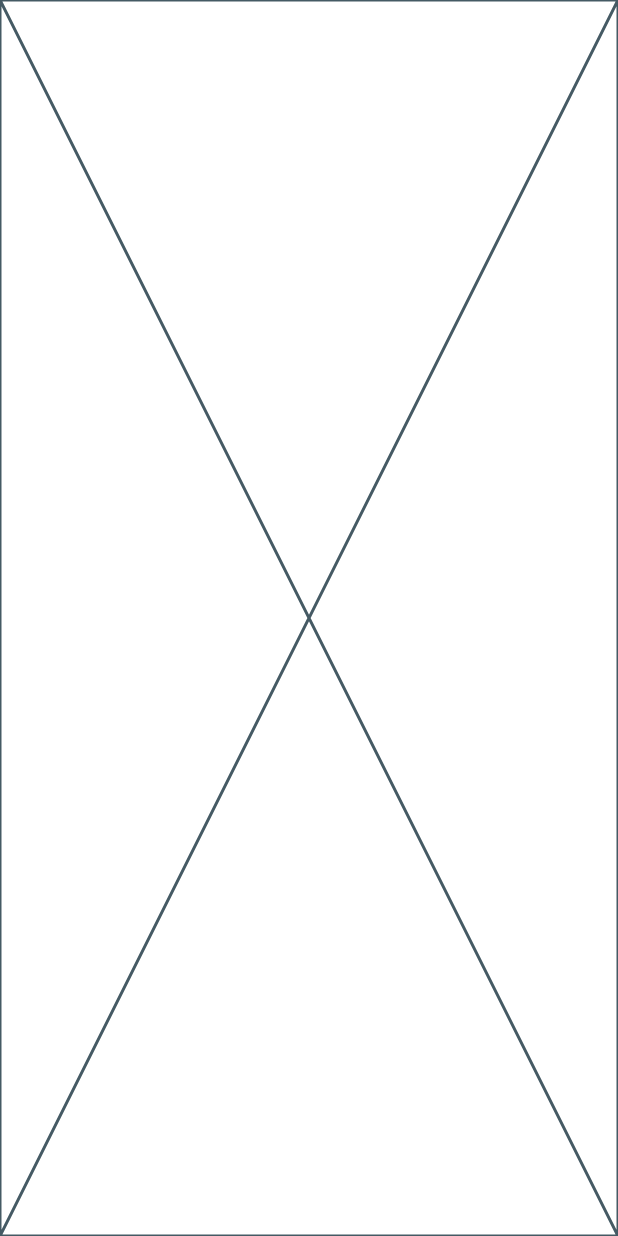
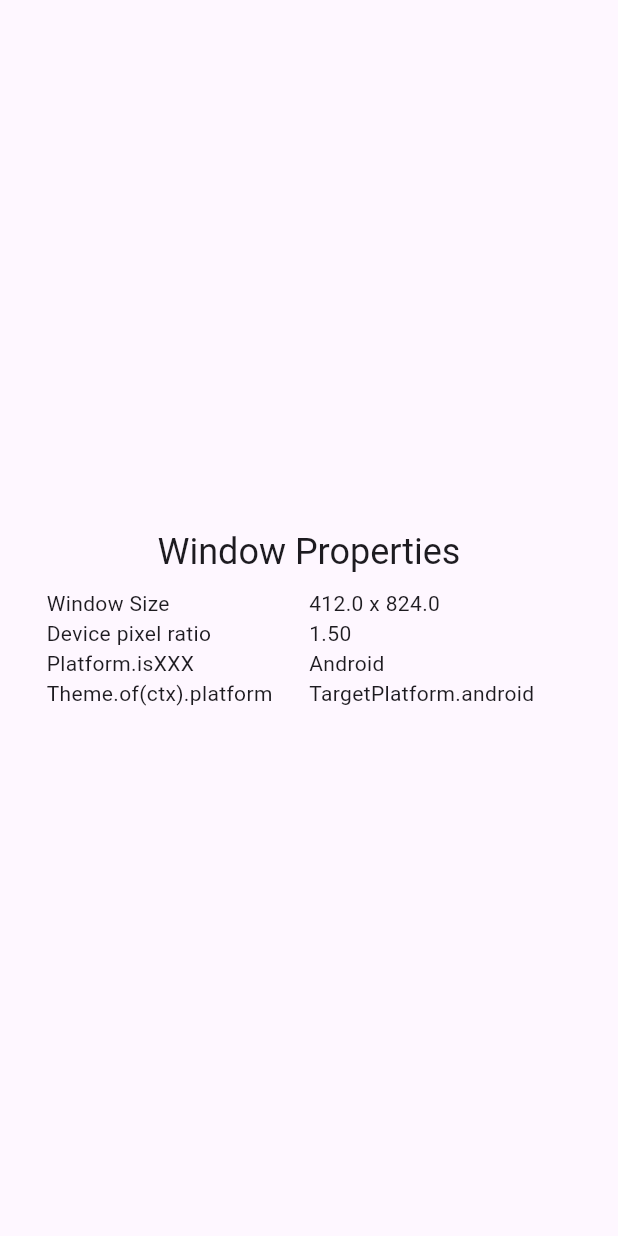
Before and after one commit to KayesAshfaQ/adaptive_app, a Flutter app: the screen it shows after launch, on a phone screen of 412 x 824 dp. Run offline on Flutter 3.47's test engine with Material 2 defaults, Android fonts, the phone set to English and light mode, and no system bars.

Commit message:
ResizableScreen implemented

```diff
--- a/lib/screens/resizable_screen.dart
+++ b/lib/screens/resizable_screen.dart
@@ -1,3 +1,6 @@
+import 'dart:io';
+
+import 'package:flutter/foundation.dart';
 import 'package:flutter/material.dart';
 
 class ResizableScreen extends StatelessWidget {
@@ -5,6 +8,90 @@
 
   @override
   Widget build(BuildContext context) {
-    return const Placeholder();
+    final mediaQuery = MediaQuery.of(context);
+    final themePlatform = Theme.of(context).platform;
+
+    return Scaffold(
+      body: Center(
+        child: Column(
+          mainAxisAlignment: MainAxisAlignment.center,
+          children: <Widget>[
+            Text(
+              'Window Properties',
+              style: Theme.of(context).textTheme.headlineSmall,
+            ),
+            const SizedBox(height: 8),
+            SizedBox(
+              width: 350,
+              child: Table(
+                textBaseline: TextBaseline.alphabetic,
+                children: <TableRow>[
+                  _fillTableRow(
+                    context: context,
+                    property: 'Window Size',
+                    value: '${mediaQuery.size.width.toStringAsFixed(1)} x '
+                        '${mediaQuery.size.height.toStringAsFixed(1)}',
+                  ),
+                  _fillTableRow(
+                    context: context,
+                    property: 'Device pixel ratio',
+                    value: mediaQuery.devicePixelRatio.toStringAsFixed(2),
+                  ),
+                  _fillTableRow(
+                    context: context,
+                    property: 'Platform.isXXX',
+                    value: platformDescription(),
+                  ),
+                  _fillTableRow(
+                    context: context,
+                    property: 'Theme.of(ctx).platform',
+                    value: themePlatform.toString(),
+                  ),
+                ],
+              ),
+            ),
+          ],
+        ),
+      ),
+    );
+  }
+
+  TableRow _fillTableRow({
+    required context,
+    required property,
+    required value,
+  }) {
+    return TableRow(
+      children: [
+        TableCell(
+          verticalAlignment: TableCellVerticalAlignment.baseline,
+          child: Text(property),
+        ),
+        TableCell(
+          verticalAlignment: TableCellVerticalAlignment.baseline,
+          child: Text(value),
+        )
+      ],
+    );
+  }
+
+  String platformDescription() {
+    if (kIsWeb) {
+      return 'Web';
+    } else if (Platform.isAndroid) {
+      return 'Android';
+    } else if (Platform.isIOS) {
+      return 'iOS';
+    } else if (Platform.isWindows) {
+      return 'Windows';
+    } else if (Platform.isMacOS) {
+      return 'macOS';
+    } else if (Platform.isLinux) {
+      return 'Linux';
+    } else if (Platform.isFuchsia) {
+      return 'Fuchsia';
+    } else {
+      return 'Unknown';
+    }
   }
 }
```
